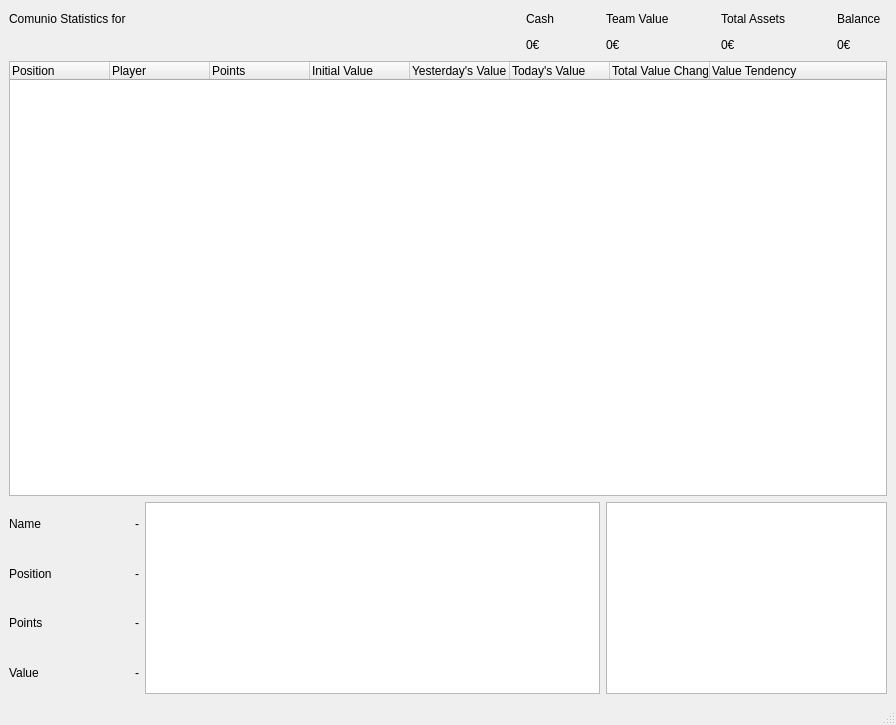
Qt form comunio/ui/stats.ui (namboy94/comunio-manager) before a commit.
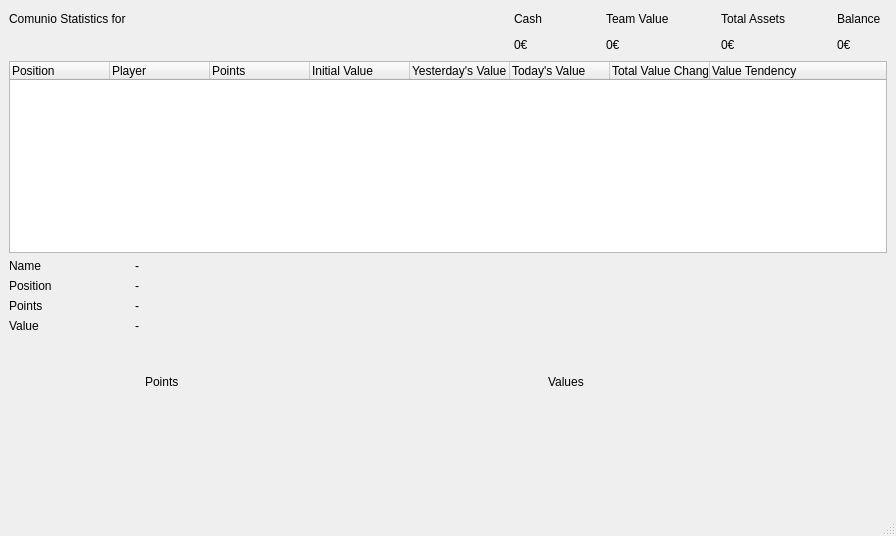
The same form after that commit.

Commit message: Implemented matplotlib graphs

What changed in the file:
```diff
--- a/comunio/ui/stats.ui
+++ b/comunio/ui/stats.ui
@@ -7,7 +7,7 @@
     <x>0</x>
     <y>0</y>
     <width>896</width>
-    <height>725</height>
+    <height>536</height>
    </rect>
   </property>
   <property name="windowTitle">
@@ -15,7 +15,7 @@
   </property>
   <widget class="QWidget" name="centralwidget">
    <layout class="QGridLayout" name="gridLayout">
-    <item row="1" column="7">
+    <item row="1" column="9">
      <widget class="QLabel" name="total_assets_display">
       <property name="text">
        <string>0€</string>
@@ -49,7 +49,7 @@
       </property>
      </widget>
     </item>
-    <item row="0" column="5">
+    <item row="0" column="7">
      <widget class="QLabel" name="label_2">
       <property name="text">
        <string>Team Value</string>
@@ -69,7 +69,7 @@
       </property>
      </spacer>
     </item>
-    <item row="1" column="5">
+    <item row="1" column="7">
      <widget class="QLabel" name="team_value_display">
       <property name="text">
        <string>0€</string>
@@ -83,14 +83,14 @@
       </property>
      </widget>
     </item>
-    <item row="0" column="7">
+    <item row="0" column="9">
      <widget class="QLabel" name="label">
       <property name="text">
        <string>Total Assets</string>
       </property>
      </widget>
     </item>
-    <item row="0" column="8">
+    <item row="0" column="10">
      <spacer name="horizontalSpacer_5">
       <property name="orientation">
        <enum>Qt::Horizontal</enum>
@@ -106,7 +106,7 @@
       </property>
      </spacer>
     </item>
-    <item row="0" column="6">
+    <item row="0" column="8">
      <spacer name="horizontalSpacer_4">
       <property name="orientation">
        <enum>Qt::Horizontal</enum>
@@ -178,14 +178,14 @@
       </property>
      </widget>
     </item>
-    <item row="1" column="9">
+    <item row="1" column="11">
      <widget class="QLabel" name="balance_display">
       <property name="text">
        <string>0€</string>
       </property>
      </widget>
     </item>
-    <item row="0" column="9">
+    <item row="0" column="11">
      <widget class="QLabel" name="label_4">
       <property name="text">
        <string>Balance</string>
@@ -208,10 +208,7 @@
       </property>
      </spacer>
     </item>
-    <item row="3" column="5" rowspan="4" colspan="6">
-     <widget class="QGraphicsView" name="player_value_graph"/>
-    </item>
-    <item row="2" column="0" colspan="11">
+    <item row="2" column="0" colspan="13">
      <widget class="QTreeWidget" name="player_table">
       <property name="minimumSize">
        <size>
@@ -261,8 +258,38 @@
       </column>
      </widget>
     </item>
-    <item row="3" column="2" rowspan="4" colspan="3">
-     <widget class="QGraphicsView" name="player_points_graph"/>
+    <item row="7" column="0">
+     <spacer name="verticalSpacer">
+      <property name="orientation">
+       <enum>Qt::Vertical</enum>
+      </property>
+      <property name="sizeHint" stdset="0">
+       <size>
+        <width>20</width>
+        <height>40</height>
+       </size>
+      </property>
+     </spacer>
+    </item>
+    <item row="3" column="2" rowspan="5" colspan="2">
+     <widget class="QLabel" name="points_graph">
+      <property name="minimumSize">
+       <size>
+        <width>0</width>
+        <height>192</height>
+       </size>
+      </property>
+      <property name="text">
+       <string>Points</string>
+      </property>
+     </widget>
+    </item>
+    <item row="3" column="4" rowspan="5" colspan="8">
+     <widget class="QLabel" name="value_graph">
+      <property name="text">
+       <string>Values</string>
+      </property>
+     </widget>
     </item>
    </layout>
   </widget>
```
The commit also changes 3 other files.
